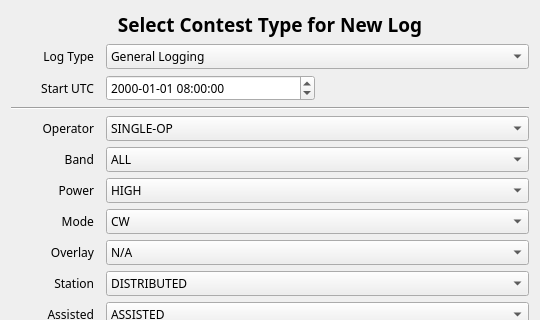
Old version of the form not1mm/data/new_contest.ui in the repository mbridak/not1mm; both pictures show x 0 to 540 and y 0 to 320 of the 540 by 693 pixel window.
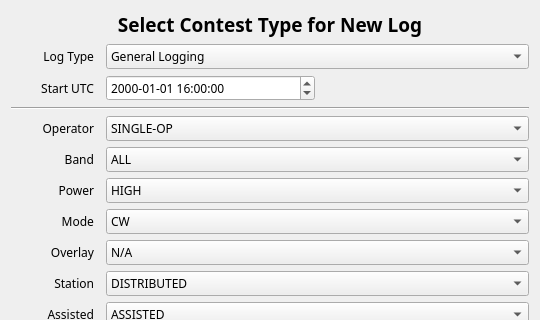
New version of the form.

```diff
--- a/not1mm/data/new_contest.ui
+++ b/not1mm/data/new_contest.ui
@@ -311,7 +311,7 @@
      </property>
      <property name="time">
       <time>
-       <hour>8</hour>
+       <hour>16</hour>
        <minute>0</minute>
        <second>0</second>
       </time>
```
Left out of the diff: 5 changed lines with no effect on the pictures.
